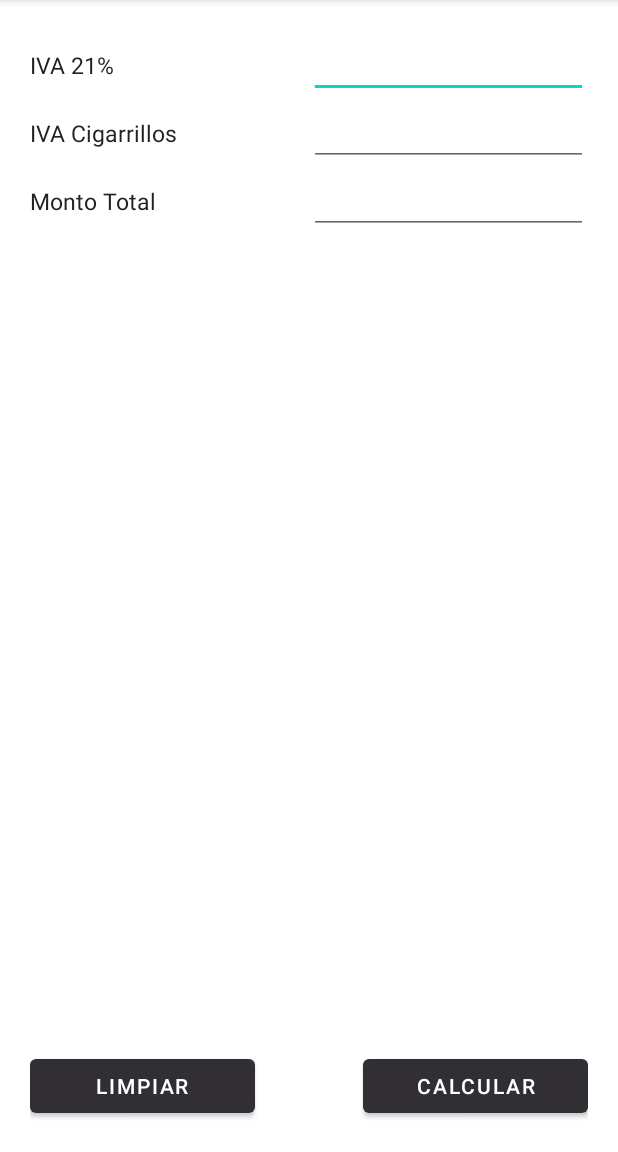
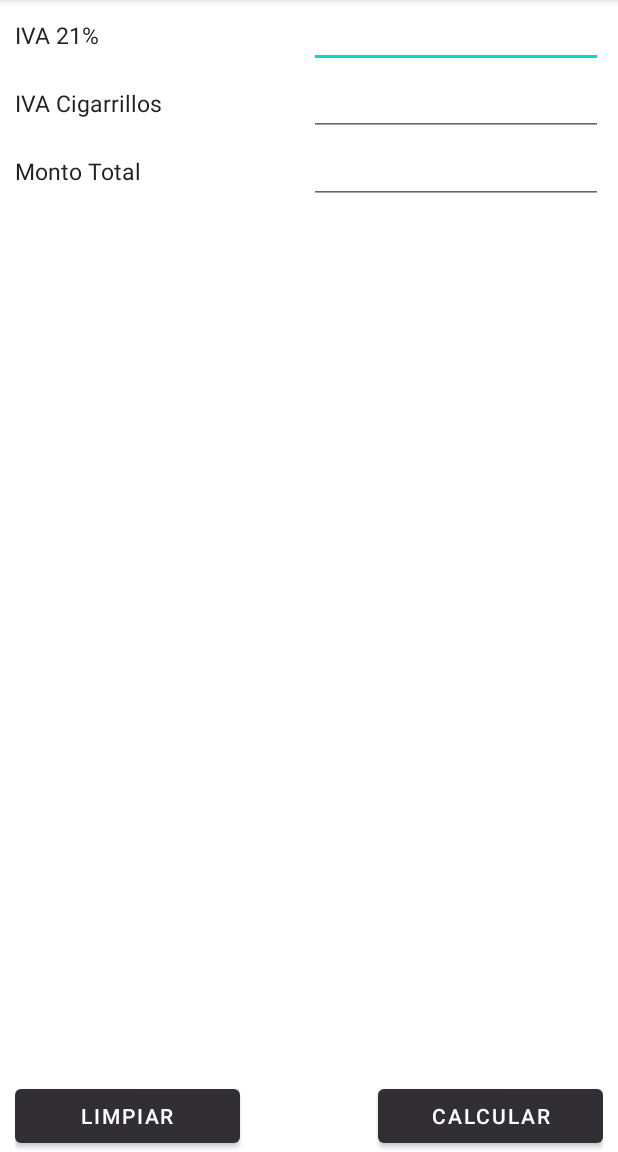
Before and after one commit to welopez/CurtiZ, an Android app: the screen it shows after launch (MainActivity), on a phone screen of 412 x 824 dp, the part 84-1236 px from its top. Run offline under Robolectric (Android 15) with nearby library versions, the phone set to English and light mode, and no system bars.

Commit message:
Agregado de scroll y correcciones a la vista

```diff
--- a/app/src/main/java/com/ppc_tp4_isea_lopez/curti_z/MainActivity.java
+++ b/app/src/main/java/com/ppc_tp4_isea_lopez/curti_z/MainActivity.java
@@ -8,10 +8,13 @@ import android.view.View;
 import android.view.inputmethod.EditorInfo;
 import android.widget.Button;
 import android.widget.EditText;
+import android.widget.ScrollView;
 import android.widget.TextView;
 import android.widget.Toast;
 
 public class MainActivity extends AppCompatActivity {
+
+    ScrollView scrollPantalla;
 
     EditText editTextIva21;
     EditText editTextIvaCigarrillos;
@@ -28,6 +31,8 @@ public class MainActivity extends AppCompatActivity {
     protected void onCreate(Bundle savedInstanceState) {
         super.onCreate(savedInstanceState);
         setContentView(R.layout.activity_main);
+
+        scrollPantalla = findViewById(R.id.scrollPantalla);
 
         editTextIva21 = findViewById(R.id.editTextIVA21);
         editTextIvaCigarrillos = findViewById(R.id.editTextIVACigarrillos);
@@ -105,7 +110,8 @@ public class MainActivity extends AppCompatActivity {
         txtCigarrillos.setText("Cigarrillos : " + cigarrillos);
         txtExentas.setText("Exentas : " + exentas);
 
-        btnLimpiar.requestFocus();
+        //editTextIva21.requestFocus();
+        scrollPantalla.smoothScrollTo(txtExentas.getScrollX(),txtExentas.getScrollY()+150);
 
     }
 
--- a/app/src/main/res/layout/activity_main.xml
+++ b/app/src/main/res/layout/activity_main.xml
@@ -4,8 +4,19 @@
     xmlns:tools="http://schemas.android.com/tools"
     android:layout_width="match_parent"
     android:layout_height="match_parent"
-    android:padding="20dp"
+    android:paddingHorizontal="10dp"
     tools:context=".MainActivity">
+
+    <RelativeLayout
+        android:layout_width="match_parent"
+        android:layout_height="match_parent">
+
+        <ScrollView
+            android:id="@+id/scrollPantalla"
+            android:layout_width="match_parent"
+            android:layout_height="wrap_content"
+            android:layout_alignParentTop="true"
+            android:layout_above="@id/layoutBotones">
 
             <RelativeLayout
                 android:layout_width="match_parent"
@@ -100,7 +111,6 @@
                     android:id="@+id/layoutResultados"
                     android:layout_width="wrap_content"
                     android:layout_height="wrap_content"
-            android:layout_above="@+id/layoutBotones"
                     android:layout_below="@+id/layoutCarga"
                     android:layout_centerInParent="true"
                     android:orientation="vertical"
@@ -138,6 +148,9 @@
 
                 </LinearLayout>
 
+
+            </RelativeLayout>
+        </ScrollView>
         // Layout botones
 
         <RelativeLayout
@@ -160,7 +173,6 @@
                 android:layout_alignParentEnd="true"
                 android:text="Calcular" />
         </RelativeLayout>
-
     </RelativeLayout>
 
 </androidx.constraintlayout.widget.ConstraintLayout>
```
Lines whose indentation alone changed are shown as unchanged.
